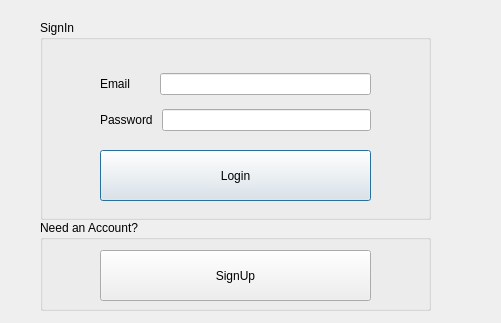
Before: the Qt Designer form logindialog.ui in letol/shared-editor, drawn with Qt 5.
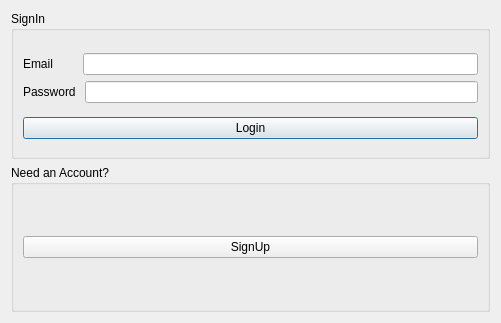
After: the same form once the commit is applied.

```diff
--- a/logindialog.ui
+++ b/logindialog.ui
@@ -13,40 +13,14 @@
   <property name="windowTitle">
    <string>Login</string>
   </property>
+  <layout class="QGridLayout" name="gridLayout_3">
+   <item row="0" column="0">
   <widget class="QGroupBox" name="groupBox">
-   <property name="geometry">
-    <rect>
-     <x>40</x>
-     <y>20</y>
-     <width>391</width>
-     <height>200</height>
-    </rect>
-   </property>
    <property name="title">
     <string>SignIn</string>
    </property>
-   <widget class="QPushButton" name="pushButton_login">
-    <property name="geometry">
-     <rect>
-      <x>60</x>
-      <y>130</y>
-      <width>271</width>
-      <height>51</height>
-     </rect>
-    </property>
-    <property name="text">
-     <string>Login</string>
-    </property>
-   </widget>
-   <widget class="QWidget" name="layoutWidget">
-    <property name="geometry">
-     <rect>
-      <x>60</x>
-      <y>40</y>
-      <width>271</width>
-      <height>81</height>
-     </rect>
-    </property>
+     <layout class="QGridLayout" name="gridLayout">
+      <item row="0" column="0">
     <layout class="QVBoxLayout" name="verticalLayout">
      <property name="topMargin">
       <number>5</number>
@@ -84,34 +58,34 @@
       </layout>
      </item>
     </layout>
-   </widget>
-  </widget>
+      </item>
+      <item row="1" column="0">
+       <widget class="QPushButton" name="pushButton_login">
+        <property name="text">
+         <string>Login</string>
+        </property>
+       </widget>
+      </item>
+     </layout>
+    </widget>
+   </item>
+   <item row="1" column="0">
   <widget class="QGroupBox" name="groupBox_2">
-   <property name="geometry">
-    <rect>
-     <x>40</x>
-     <y>220</y>
-     <width>391</width>
-     <height>91</height>
-    </rect>
-   </property>
    <property name="title">
     <string>Need an Account?</string>
    </property>
+     <layout class="QGridLayout" name="gridLayout_2">
+      <item row="0" column="0">
    <widget class="QPushButton" name="pushButton">
-    <property name="geometry">
-     <rect>
-      <x>60</x>
-      <y>30</y>
-      <width>271</width>
-      <height>51</height>
-     </rect>
-    </property>
     <property name="text">
      <string>SignUp</string>
     </property>
    </widget>
-  </widget>
+      </item>
+     </layout>
+    </widget>
+   </item>
+  </layout>
  </widget>
  <resources/>
  <connections/>
```
Lines whose indentation alone changed are shown as unchanged.
